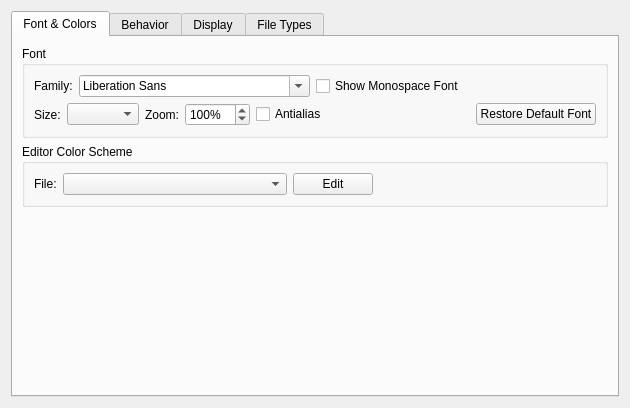
Qt form liteidex/src/plugins/liteeditor/liteeditoroption.ui (mowangshuying/LiteideX) before a commit.
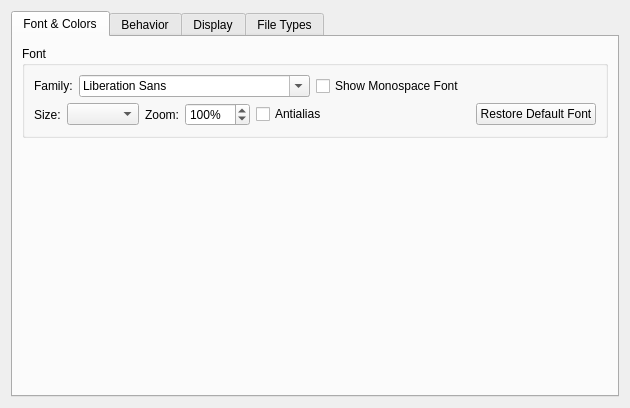
The same form after that commit.

```diff
--- a/liteidex/src/plugins/liteeditor/liteeditoroption.ui
+++ b/liteidex/src/plugins/liteeditor/liteeditoroption.ui
@@ -144,56 +144,6 @@
          </layout>
         </widget>
        </item>
-       <item>
-        <widget class="QGroupBox" name="groupBox_2">
-         <property name="title">
-          <string>Editor Color Scheme</string>
-         </property>
-         <layout class="QVBoxLayout" name="verticalLayout_9">
-          <item>
-           <layout class="QHBoxLayout" name="horizontalLayout_2">
-            <item>
-             <widget class="QLabel" name="label_3">
-              <property name="text">
-               <string>File:</string>
-              </property>
-             </widget>
-            </item>
-            <item>
-             <widget class="QComboBox" name="styleComboBox">
-              <property name="sizePolicy">
-               <sizepolicy hsizetype="Expanding" vsizetype="Fixed">
-                <horstretch>0</horstretch>
-                <verstretch>0</verstretch>
-               </sizepolicy>
-              </property>
-             </widget>
-            </item>
-            <item>
-             <widget class="QPushButton" name="editPushButton">
-              <property name="text">
-               <string>Edit</string>
-              </property>
-             </widget>
-            </item>
-            <item>
-             <spacer name="horizontalSpacer_2">
-              <property name="orientation">
-               <enum>Qt::Horizontal</enum>
-              </property>
-              <property name="sizeHint" stdset="0">
-               <size>
-                <width>37</width>
-                <height>17</height>
-               </size>
-              </property>
-             </spacer>
-            </item>
-           </layout>
-          </item>
-         </layout>
-        </widget>
-       </item>
        <item>
         <spacer name="verticalSpacer">
          <property name="orientation">
```
Left out of the diff: 14 changed lines with no effect on the pictures.
